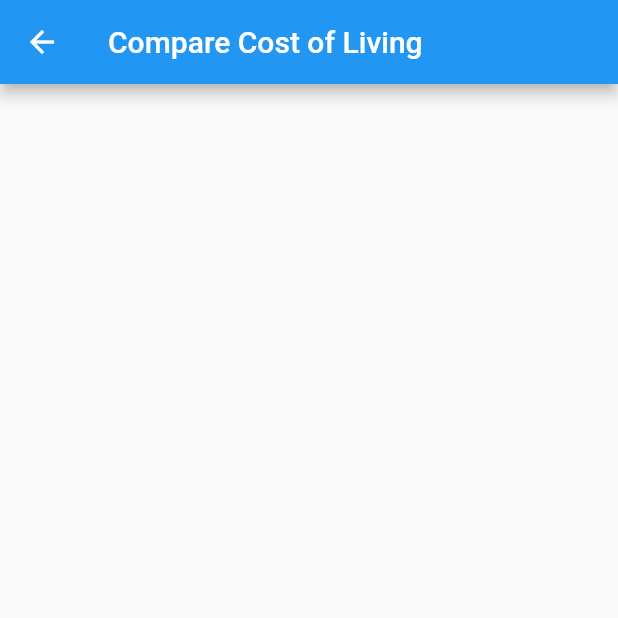
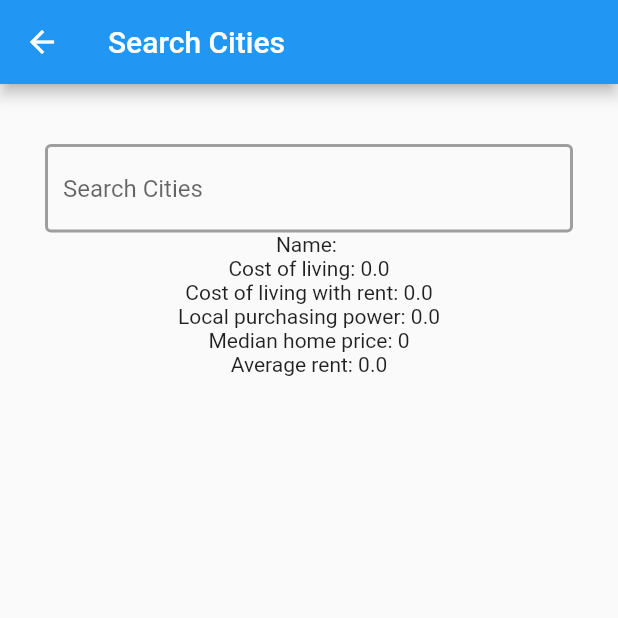
Before and after one commit to Rk28-28/JobMarketApp, a Flutter app: the CompareCityPage screen opened directly, on a phone screen of 412 x 824 dp, the top half of it. Run offline on Flutter 3.47's test engine with Material 2 defaults, Android fonts, the phone set to English and light mode, and no system bars; drawn by our look-alikes of searchfield; our stand-ins replace cloud_firestore, firebase_auth, firebase_core, google_sign_in, just_audio, rxdart and 1 more; missing offline and left inert: audio_session; accounts and stored records are empty.

Commit message:
Finished "Search Cities Based on Cost" - Added a static utility class with a list of cities - Added database retrieval of city information - Added a search bar for cities

```diff
--- a/lib/views/account_page_views/main_account_page_component.dart
+++ b/lib/views/account_page_views/main_account_page_component.dart
@@ -28,15 +28,20 @@ class _AccountPageState extends State<AccountPage> {
       ),
       body: Center(
         child: Padding(
-          padding: const EdgeInsets.all(20.0),
+          padding: const EdgeInsets.only(top: 60.0),
           child: Column(
-            mainAxisAlignment: MainAxisAlignment.center,
-            crossAxisAlignment: CrossAxisAlignment.stretch,
+            mainAxisAlignment: MainAxisAlignment.start,
+            crossAxisAlignment: CrossAxisAlignment.center,
             children: [
               Text(
-                getUserName()
+                "Hello, ${getUserName()}",
+                style: const TextStyle(fontSize: 30),
               ),
-              ElevatedButton(
+              Padding(
+                padding: const EdgeInsets.only(top: 100.0),
+                child: Container(
+                  width: 300,
+                  child: ElevatedButton(
                     onPressed: () {
                       // Navigator to Extra Info screen
                       Navigator.of(context)
@@ -46,8 +51,11 @@ class _AccountPageState extends State<AccountPage> {
                     },
                     child: Text('My Job Search Journal'),
                   ),
-              SizedBox(height: 20.0),
-              ElevatedButton(
+                ),
+              ),
+              Container(
+                width: 300,
+                child: ElevatedButton(
                   onPressed: () {
                     // Navigator to Extra Info screen
                     Navigator.of(context)
@@ -57,7 +65,10 @@ class _AccountPageState extends State<AccountPage> {
                   },
                   child: Text('My Career Goals'),
                 ),
-              ElevatedButton(
+              ),
+              Container(
+                width: 300,
+                child: ElevatedButton(
                   onPressed: () {
                     // Navigator to Extra Info screen
                     Navigator.of(context)
@@ -67,7 +78,10 @@ class _AccountPageState extends State<AccountPage> {
                   },
                   child: Text('Set/View Interviews'),
                 ),
-              ElevatedButton(
+              ),
+              Container(
+                width: 300,
+                child: ElevatedButton(
                     onPressed: () {
                       FirebaseAuth.instance.signOut();
                       /* This is used to navigate back to the login screen when signed out,
@@ -79,7 +93,8 @@ class _AccountPageState extends State<AccountPage> {
                           MaterialPageRoute(builder: (context) => MyApp()),
                           (_) => false);
                     },
-                  child: Text('Logout'))
+                    child: Text('Logout')),
+              )
             ],
           ),
         ),
--- a/lib/views/money_page_views/compare_cities_component.dart
+++ b/lib/views/money_page_views/compare_cities_component.dart
@@ -1,5 +1,7 @@
+import 'package:cloud_firestore/cloud_firestore.dart';
 import 'package:flutter/material.dart';
-
+import 'package:searchfield/searchfield.dart';
+import '../utils/cities_list.dart';
 
 class CompareCityPage extends StatefulWidget {
   const CompareCityPage({Key? key}) : super(key: key);
@@ -9,13 +11,126 @@ class CompareCityPage extends StatefulWidget {
 }
 
 class _CompareCityPageState extends State<CompareCityPage> {
+  dynamic _selectedCity;
+  final _formKey = GlobalKey<FormState>();
+  final _focus = FocusNode();
+  final _searchController = TextEditingController();
+  City _dataCity = City("", 0, 0, 0, 0, 0);
+
+  @override
+  void initState() {
+    super.initState();
+  }
+
+  @override
+  void dispose() {
+    _searchController.dispose();
+    _focus.dispose();
+    super.dispose();
+  }
 
   @override
   Widget build(BuildContext context) {
-    return Scaffold(
-      appBar: AppBar(
-        title: Text('Compare Cost of Living'),
-      ),
+    return GestureDetector(
+        onTap: () => FocusScope.of(context).unfocus(),
+        child: Scaffold(
+          appBar: AppBar(
+            title: Text("Search Cities"),
+          ),
+          body: Column(
+            children: [
+              _searchBar(context),
+              FutureBuilder(
+                  future: getCityInformation(),
+                  builder: (context, future) {
+                    return Column(
+                      children: [
+                        Text(
+                         "Name: ${_dataCity.name}"
+                        ),
+                        Text(
+                          "Cost of living: ${_dataCity.costOfLivingAvg}"
+                        ),
+                        Text(
+                            "Cost of living with rent: ${_dataCity.costOfLivingPlusRentAverage}"
+                        ),
+                        Text(
+                            "Local purchasing power: ${_dataCity.localPurchasingPowerAverage}"
+                        ),
+                        Text(
+                            "Median home price: ${_dataCity.medianHomePrice}"
+                        ),
+                        Text(
+                            "Average rent: ${_dataCity.rentAvg}"
+                        )
+                      ],
+                    );
+                  })
+            ],
+          ),
+        ));
+  }
+
+  Widget _searchBar(BuildContext context) {
+    return Column(
+      mainAxisAlignment: MainAxisAlignment.start,
+      crossAxisAlignment: CrossAxisAlignment.center,
+      children: [
+        Padding(
+          padding: const EdgeInsets.only(top: 40, right: 30, left: 30),
+          child: Form(
+            key: _formKey,
+            child: SearchField(
+              searchInputDecoration: const InputDecoration(
+                enabledBorder: OutlineInputBorder(
+                    borderSide: BorderSide(color: Colors.grey, width: 2)),
+                focusedBorder: OutlineInputBorder(
+                    borderSide: BorderSide(color: Colors.grey, width: 2)),
+              ),
+              hint: "Search Cities",
+              focusNode: _focus,
+              controller: _searchController,
+              maxSuggestionsInViewPort: 6,
+              inputType: TextInputType.text,
+              itemHeight: 50,
+              onSuggestionTap: (value) {
+                setState(() {
+                  _selectedCity = value.item;
+                });
+                _selectedCity = _searchController.text;
+                print(_selectedCity);
+                getCityInformation();
+                _formKey.currentState?.validate();
+                _focus.unfocus();
+              },
+              suggestions: CitiesList.getCities
+                  .map((e) => SearchFieldListItem(e))
+                  .toList(),
+            ),
+          ),
+        )
+      ],
     );
+
+  }
+
+  Future<void> getCityInformation() async {
+    DocumentSnapshot<Map<String, dynamic>> snapshot = await FirebaseFirestore.instance
+        .collection('CityData').doc(_selectedCity).get();
+
+    _dataCity = City(snapshot["city"], snapshot["costOfLivingAvg"],snapshot["costOfLivingPlusRentAvg"],
+      snapshot["localPurchasingPowerAvg"], snapshot["medianHomePrice"], snapshot["rentAvg"]);
   }
 }
+
+class City {
+  final String name;
+  final double costOfLivingAvg;
+  final double costOfLivingPlusRentAverage;
+  final double localPurchasingPowerAverage;
+  final int medianHomePrice;
+  final double rentAvg;
+
+  City(this.name, this.costOfLivingAvg, this.costOfLivingPlusRentAverage,
+      this.localPurchasingPowerAverage, this.medianHomePrice, this.rentAvg);
+}
--- /dev/null
+++ b/lib/views/utils/cities_list.dart
@@ -0,0 +1,83 @@
+class CitiesList {
+  static final List<String> _cities = [
+    'Akron, OH',
+    'Albany, NY',
+    'Albuquerque, NM',
+    'Ann Arbor, MI',
+    'Atlanta, GA',
+    'Austin, TX',
+    'Baltimore, MD',
+    'Birmingham, AL',
+    'Boise, ID',
+    'Boston, MA',
+    'Buffalo, NY',
+    'Charleston, SC',
+    'Charlotte, NC',
+    'Chicago, IL',
+    'Cincinnati, OH',
+    'Cleveland, OH',
+    'Colorado Springs, CO',
+    'Columbus, OH',
+    'Dallas, TX',
+    'Dayton, OH',
+    'Denver, CO',
+    'Des Moines, IA',
+    'Detroit, MI',
+    'Durham, NC',
+    'Eugene, OR',
+    'Fort Collins, CO',
+    'Fort Lauderdale, FL',
+    'Fort Worth, TX',
+    'Greensboro, NC',
+    'Honolulu, HI',
+    'Houston, TX',
+    'Indianapolis, IN',
+    'Jacksonville, FL',
+    'Jersey City, NJ',
+    'Kansas City, MO',
+    'Las Vegas, NV',
+    'Lexington, KY',
+    'Little Rock, AR',
+    'Long Beach, CA',
+    'Los Angeles, CA',
+    'Louisville, KY',
+    'Madison, WI',
+    'Memphis, TN',
+    'Mesa, AZ',
+    'Miami, FL',
+    'Milwaukee, WI',
+    'Minneapolis, MN',
+    'Nashville, TN',
+    'New York, NY',
+    'Oakland, CA',
+    'Oklahoma City, OK',
+    'Omaha, NE',
+    'Orlando, FL',
+    'Philadelphia, PA',
+    'Phoenix, AZ',
+    'Pittsburgh, PA',
+    'Portland, OR',
+    'Raleigh, NC',
+    'Richmond, VA',
+    'Rochester, NY',
+    'Sacramento, CA',
+    'Salt Lake City, UT',
+    'San Antonio, TX',
+    'San Diego, CA',
+    'San Francisco, CA',
+    'San Jose, CA',
+    'Santa Barbara, CA',
+    'Santa Clara, CA',
+    'Seattle, WA',
+    'Spokane, WA',
+    'Syracuse, NY',
+    'Tampa, FL',
+    'Tucson, AZ',
+    'Tulsa, OK',
+    'Vancouver, WA',
+    'Washington, DC',
+    'Wichita, KS',
+  ];
+
+  static List<String> get getCities => _cities;
+}
--- a/pubspec.yaml
+++ b/pubspec.yaml
@@ -39,6 +39,7 @@ dependencies:
   cupertino_icons: ^1.0.2
   youtube_player_flutter: ^8.1.2
   just_audio: ^0.9.32
+  searchfield: ^0.7.7
 
 
 dev_dependencies:
```
Also changed, not shown: pubspec.lock. Lines whose indentation alone changed are shown as unchanged.
